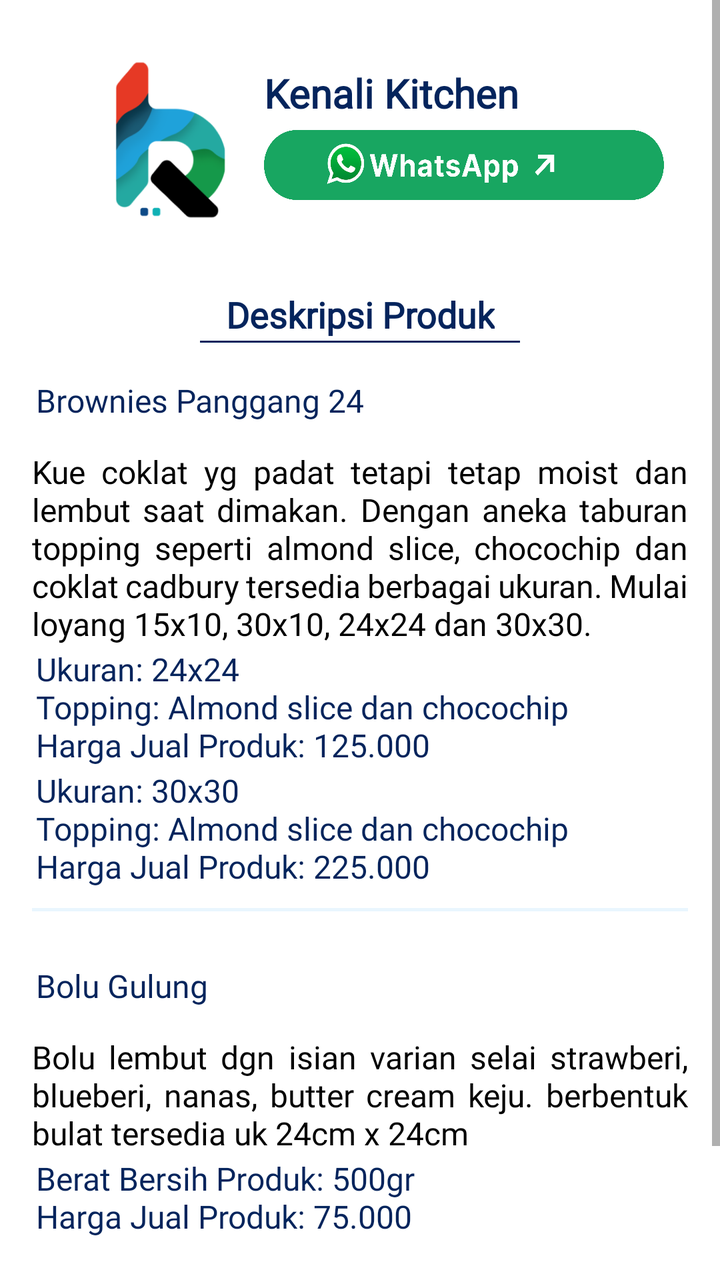
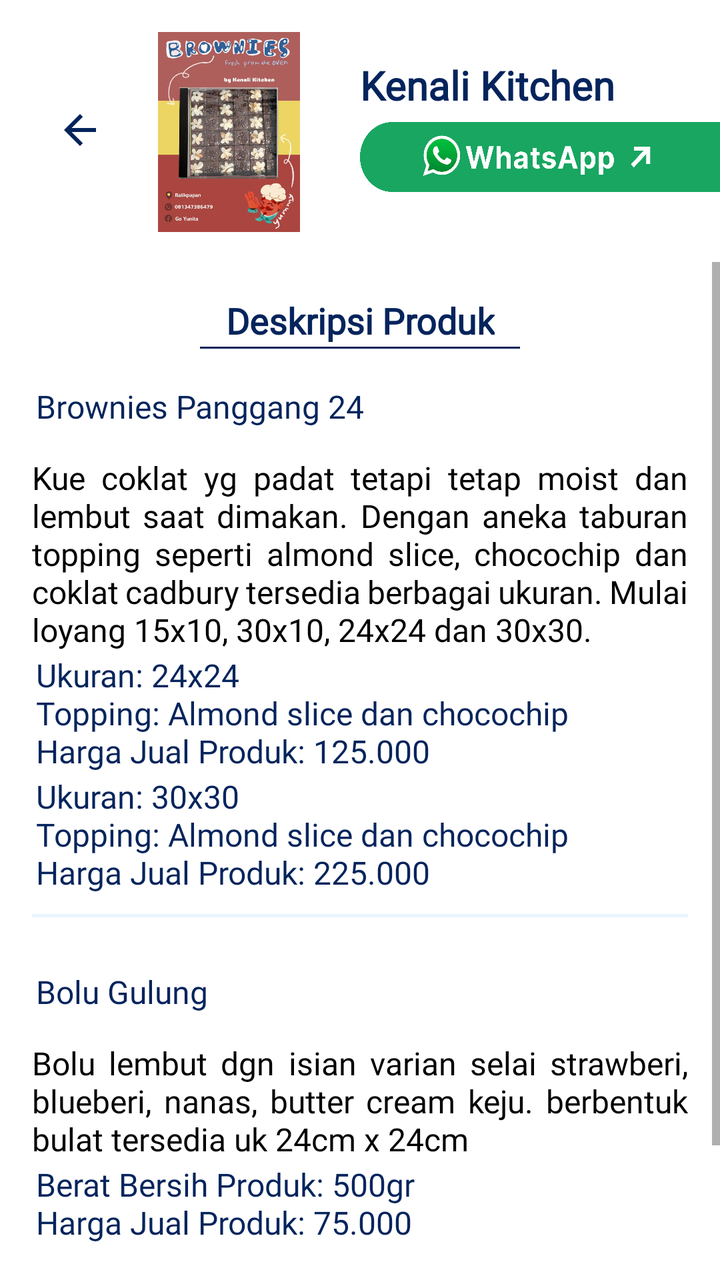

An Android layout rendered at two revisions. The XML below is the earlier revision; the diff shows what the commit changed to produce the second picture.
<!-- AndroidManifest.xml: application theme Theme.MyApplication -->
<!-- res/layout/detail_umkm_19.xml -->
<?xml version="1.0" encoding="utf-8"?>
<androidx.constraintlayout.widget.ConstraintLayout xmlns:android="http://schemas.android.com/apk/res/android"
    xmlns:tools="http://schemas.android.com/tools"
    xmlns:app="http://schemas.android.com/apk/res-auto"
    android:layout_width="match_parent"
    android:layout_height="match_parent">


    <ScrollView
        android:layout_width="match_parent"
        android:layout_height="0dp"
        app:layout_constraintStart_toStartOf="parent"
        app:layout_constraintEnd_toEndOf="parent"
        app:layout_constraintBottom_toBottomOf="parent">

        <LinearLayout
            android:layout_width="match_parent"
            android:layout_height="wrap_content"
            android:orientation="vertical"
            android:padding="16dp">

            <LinearLayout
                android:id="@+id/umkm1_section"
                android:layout_width="match_parent"
                android:layout_height="wrap_content"
                android:layout_marginTop="2dp"
                android:orientation="horizontal">

                <ImageView
                    android:id="@+id/image_rb"
                    android:layout_width="100dp"
                    android:layout_height="100dp"
                    android:layout_marginTop="2dp"
                    android:src="@drawable/logorb"
                    android:paddingStart="37dp" />

                <LinearLayout
                    android:layout_width="0dp"
                    android:layout_height="wrap_content"
                    android:layout_weight="1"
                    android:orientation="vertical"
                    android:gravity="center_vertical"
                    android:layout_marginStart="16dp">

                    <TextView
                        android:id="@+id/title_umkm2"
                        android:layout_marginTop="15dp"
                        android:layout_width="match_parent"
                        android:layout_height="wrap_content"
                        android:fontFamily="@font/poppins_bold"
                        android:gravity="center_vertical"
                        android:text="Kenali Kitchen"
                        android:textColor="@color/blue"
                        android:textSize="20sp"
                        android:textStyle="bold" />

                    <ImageButton
                        android:id="@+id/button_wa"
                        android:layout_width="200dp"
                        android:layout_height="35dp"
                        android:layout_marginTop="5dp"
                        android:background="@drawable/wa_detail"
                        android:paddingStart="24dp"
                        android:gravity="center"
                        app:layout_constraintBottom_toBottomOf="parent"
                        app:layout_constraintEnd_toEndOf="parent"
                        app:layout_constraintStart_toStartOf="parent" />
                </LinearLayout>
            </LinearLayout>

            <TextView
                android:id="@+id/description_title"
                android:layout_marginTop="25dp"
                android:layout_width="wrap_content"
                android:layout_height="wrap_content"
                android:fontFamily="@font/poppins_bold"
                android:text="Deskripsi Produk"
                android:textColor="@color/blue"
                android:textSize="18sp"
                android:textStyle="bold"
                android:gravity="center_horizontal"
                android:layout_gravity="center_horizontal" />

            <View
                android:id="@+id/line_below_text"
                android:layout_width="160dp"
                android:layout_height="1dp"
                android:layout_marginTop="1dp"
                android:background="@color/blue"
                android:layout_gravity="center_horizontal" />

            <TextView
                android:id="@+id/judul1"
                android:layout_width="match_parent"
                android:layout_height="wrap_content"
                android:layout_marginStart="2dp"
                android:layout_marginTop="18dp"
                android:layout_marginEnd="6dp"
                android:fontFamily="@font/poppins_bold"
                android:text="Brownies Panggang 24"
                android:textColor="@color/blue"
                android:textSize="16sp"
                app:layout_constraintEnd_toEndOf="parent"
                app:layout_constraintStart_toStartOf="parent"/>

            <TextView
                android:id="@+id/text_umkm3"
                android:layout_width="match_parent"
                android:layout_height="wrap_content"
                android:layout_marginTop="14dp"
                android:textSize="16sp"
                android:textColor="@color/black"
                android:justificationMode="inter_word"
                android:fontFamily="@font/poppins_regular"
                android:text="Kue coklat yg padat tetapi tetap moist dan lembut saat dimakan. Dengan aneka taburan topping seperti almond slice, chocochip dan coklat cadbury tersedia berbagai ukuran. Mulai loyang 15x10, 30x10, 24x24 dan 30x30."
                app:layout_constraintTop_toBottomOf="@id/line_below_text" />

            <TextView
                android:id="@+id/harga1"
                android:layout_width="match_parent"
                android:layout_height="wrap_content"
                android:layout_marginStart="2dp"
                android:layout_marginTop="1dp"
                android:layout_marginEnd="16dp"
                android:fontFamily="@font/poppins_bold"
                android:text="Ukuran: 24x24\nTopping: Almond slice dan chocochip\nHarga Jual Produk: 125.000"
                android:textColor="@color/blue"
                android:textSize="16sp"
                app:layout_constraintEnd_toEndOf="parent"
                app:layout_constraintStart_toStartOf="parent" />

            <TextView
                android:id="@+id/harga1_1"
                android:layout_width="match_parent"
                android:layout_height="wrap_content"
                android:layout_marginStart="2dp"
                android:layout_marginTop="1dp"
                android:layout_marginEnd="16dp"
                android:fontFamily="@font/poppins_bold"
                android:text="Ukuran: 30x30\nTopping: Almond slice dan chocochip\nHarga Jual Produk: 225.000"
                android:textColor="@color/blue"
                android:textSize="16sp"
                app:layout_constraintEnd_toEndOf="parent"
                app:layout_constraintStart_toStartOf="parent" />


            <ImageView
                android:id="@+id/image_line2"
                android:layout_width="1000dp"
                android:layout_height="20dp"
                android:scaleType="fitCenter"
                android:src="@drawable/line"
                app:layout_constraintEnd_toEndOf="parent"
                app:layout_constraintStart_toStartOf="parent" />

            <TextView
                android:id="@+id/judul2"
                android:layout_width="match_parent"
                android:layout_height="wrap_content"
                android:layout_marginStart="2dp"
                android:layout_marginTop="18dp"
                android:layout_marginEnd="6dp"
                android:fontFamily="@font/poppins_bold"
                android:text="Bolu Gulung"
                android:textColor="@color/blue"
                android:textSize="16sp"
                app:layout_constraintEnd_toEndOf="parent"
                app:layout_constraintStart_toStartOf="parent"/>

            <TextView
                android:id="@+id/text_umkm3_2"
                android:layout_width="match_parent"
                android:layout_height="wrap_content"
                android:layout_marginTop="14dp"
                android:textSize="16sp"
                android:textColor="@color/black"
                android:justificationMode="inter_word"
                android:fontFamily="@font/poppins_regular"
                android:text="Bolu lembut dgn isian varian selai strawberi, blueberi, nanas, butter cream keju. berbentuk bulat tersedia uk 24cm x 24cm"
                app:layout_constraintTop_toBottomOf="@id/line_below_text" />

            <TextView
                android:id="@+id/harga2"
                android:layout_width="match_parent"
                android:layout_height="wrap_content"
                android:layout_marginStart="2dp"
                android:layout_marginTop="1dp"
                android:layout_marginEnd="16dp"
                android:fontFamily="@font/poppins_bold"
                android:text="Berat Bersih Produk: 500gr\nHarga Jual Produk: 75.000"
                android:textColor="@color/blue"
                android:textSize="16sp"
                app:layout_constraintEnd_toEndOf="parent"
                app:layout_constraintStart_toStartOf="parent" />

            <TextView
                android:id="@+id/kosongdetailkatalog_bpp"
                android:layout_width="0dp"
                android:layout_height="wrap_content"
                android:layout_marginStart="16dp"
                android:layout_marginTop="58dp"
                android:layout_marginEnd="16dp"
                android:textSize="16sp"
                app:layout_constraintStart_toStartOf="parent"
                app:layout_constraintEnd_toEndOf="parent"
                app:layout_constraintTop_toTopOf="parent" />


        </LinearLayout>
    </ScrollView>

</androidx.constraintlayout.widget.ConstraintLayout>
<!-- resources referenced by this layout -->
<resources>
  <color name="black">#FF000000</color>
  <color name="blue">#04245C</color>
  <!-- drawable line: png bitmap (drawable, 14341 bytes) -->
  <!-- drawable logorb: png bitmap (drawable, 46204 bytes) -->
  <!-- drawable wa_detail: png bitmap (drawable, 111318 bytes) -->
  <style name="Theme.MyApplication" parent="Theme.MaterialComponents.DayNight.DarkActionBar">
          
          <item name="colorPrimary">@color/purple_500</item>
          <item name="colorPrimaryVariant">@color/purple_700</item>
          <item name="colorOnPrimary">@color/white</item>
          
          <item name="colorSecondary">@color/teal_200</item>
          <item name="colorSecondaryVariant">@color/teal_700</item>
          <item name="colorOnSecondary">@color/black</item>
          
          <item name="android:statusBarColor">@color/white</item>
          
      </style>
  <color name="purple_500">#1FA1D8</color>
  <color name="purple_700">#1FA1D8</color>
  <color name="white">#FFFFFFFF</color>
  <color name="teal_200">#FF03DAC5</color>
  <color name="teal_700">#FF018786</color>
</resources>

<!-- the commit's change to res/layout/detail_umkm_19.xml (unified diff, before → after) -->
@@ -6,9 +6,89 @@
     android:layout_height="match_parent">
 
 
+    
+    <androidx.appcompat.widget.Toolbar
+        android:id="@+id/toolbar"
+        android:layout_width="match_parent"
+        android:layout_height="130dp"
+        android:background="@color/white"
+        app:popupTheme="@style/ThemeOverlay.AppCompat.Light"
+        app:layout_collapseMode="pin"
+        app:layout_constraintTop_toTopOf="parent"
+        app:layout_constraintStart_toStartOf="parent"
+        app:layout_constraintEnd_toEndOf="parent">
+
+        
+        <ImageButton
+            android:id="@+id/button_back"
+            android:layout_width="48dp"
+            android:layout_height="48dp"
+            android:layout_marginStart="2dp"
+            android:layout_marginTop="8dp"
+            android:background="?attr/selectableItemBackgroundBorderless"
+            android:src="@drawable/baseline_arrow_back_24"
+            android:layout_gravity="start"/>
+
+        <LinearLayout
+            android:id="@+id/umkm1_section"
+            android:layout_width="match_parent"
+            android:layout_height="wrap_content"
+            android:layout_marginTop="2dp"
+            android:orientation="horizontal">
+
+            <ImageView
+                android:id="@+id/image_rb"
+                android:layout_width="100dp"
+                android:layout_height="100dp"
+                android:layout_marginTop="2dp"
+                android:paddingStart="1dp"
+                android:src="@drawable/umkm_19" />
+
+            <LinearLayout
+                android:layout_width="0dp"
+                android:layout_height="wrap_content"
+                android:layout_weight="1"
+                android:orientation="vertical"
+                android:gravity="center_vertical"
+                android:layout_marginStart="16dp">
+
+                <TextView
+                    android:id="@+id/title_umkm1"
+                    android:layout_width="match_parent"
+                    android:layout_height="wrap_content"
+                    android:layout_marginTop="15dp"
+                    android:fontFamily="@font/poppins_bold"
+                    android:gravity="center_vertical"
+                    android:text="Kenali Kitchen"
+                    android:layout_marginEnd="6dp"
+                    android:textColor="@color/blue"
+                    android:textSize="20sp"
+                    android:textStyle="bold" />
+
+                <ImageButton
+                    android:id="@+id/button_wa"
+                    android:layout_width="200dp"
+                    android:layout_height="35dp"
+                    android:layout_marginTop="5dp"
+                    android:background="@drawable/button_wa"
+                    android:paddingStart="24dp"
+                    android:gravity="center"
+                    app:layout_constraintBottom_toBottomOf="parent"
+                    app:layout_constraintEnd_toEndOf="parent"
+                    app:layout_constraintStart_toStartOf="parent"
+                    app:layout_constraintTop_toBottomOf="@id/title_umkm1" />
+
+            </LinearLayout>
+        </LinearLayout>
+
+    </androidx.appcompat.widget.Toolbar>
+
+    
     <ScrollView
         android:layout_width="match_parent"
         android:layout_height="0dp"
+        android:layout_marginTop="1dp"
+        app:layout_constraintTop_toBottomOf="@id/toolbar"
         app:layout_constraintStart_toStartOf="parent"
         app:layout_constraintEnd_toEndOf="parent"
         app:layout_constraintBottom_toBottomOf="parent">
@@ -19,58 +99,10 @@
             android:orientation="vertical"
             android:padding="16dp">
 
-            <LinearLayout
-                android:id="@+id/umkm1_section"
-                android:layout_width="match_parent"
-                android:layout_height="wrap_content"
-                android:layout_marginTop="2dp"
-                android:orientation="horizontal">
-
-                <ImageView
-                    android:id="@+id/image_rb"
-                    android:layout_width="100dp"
-                    android:layout_height="100dp"
-                    android:layout_marginTop="2dp"
-                    android:src="@drawable/logorb"
-                    android:paddingStart="37dp" />
-
-                <LinearLayout
-                    android:layout_width="0dp"
-                    android:layout_height="wrap_content"
-                    android:layout_weight="1"
-                    android:orientation="vertical"
-                    android:gravity="center_vertical"
-                    android:layout_marginStart="16dp">
-
-                    <TextView
-                        android:id="@+id/title_umkm2"
-                        android:layout_marginTop="15dp"
-                        android:layout_width="match_parent"
-                        android:layout_height="wrap_content"
-                        android:fontFamily="@font/poppins_bold"
-                        android:gravity="center_vertical"
-                        android:text="Kenali Kitchen"
-                        android:textColor="@color/blue"
-                        android:textSize="20sp"
-                        android:textStyle="bold" />
-
-                    <ImageButton
-                        android:id="@+id/button_wa"
-                        android:layout_width="200dp"
-                        android:layout_height="35dp"
-                        android:layout_marginTop="5dp"
-                        android:background="@drawable/wa_detail"
-                        android:paddingStart="24dp"
-                        android:gravity="center"
-                        app:layout_constraintBottom_toBottomOf="parent"
-                        app:layout_constraintEnd_toEndOf="parent"
-                        app:layout_constraintStart_toStartOf="parent" />
-                </LinearLayout>
-            </LinearLayout>
 
             <TextView
                 android:id="@+id/description_title"
-                android:layout_marginTop="25dp"
+                android:layout_marginTop="1dp"
                 android:layout_width="wrap_content"
                 android:layout_height="wrap_content"
                 android:fontFamily="@font/poppins_bold"
@@ -80,7 +112,6 @@
                 android:textStyle="bold"
                 android:gravity="center_horizontal"
                 android:layout_gravity="center_horizontal" />
-
             <View
                 android:id="@+id/line_below_text"
                 android:layout_width="160dp"
<!-- resource entries referenced after the edit -->
@@ -3,7 +3,7 @@
   <color name="black">#FF000000</color>
   <color name="blue">#04245C</color>
   <!-- drawable line: png bitmap (drawable, 14341 bytes) -->
-  <!-- drawable logorb: png bitmap (drawable, 46204 bytes) -->
+  <!-- drawable umkm_19: jpg bitmap (drawable, 80309 bytes) -->
   <!-- drawable wa_detail: png bitmap (drawable, 111318 bytes) -->
   <style name="Theme.MyApplication" parent="Theme.MaterialComponents.DayNight.DarkActionBar">
           
@@ -21,6 +21,17 @@
   <color name="purple_500">#1FA1D8</color>
   <color name="purple_700">#1FA1D8</color>
   <color name="white">#FFFFFFFF</color>
+  <!-- drawable baseline_arrow_back_24 (drawable) -->
+  <vector xmlns:android="http://schemas.android.com/apk/res/android" android:autoMirrored="true" android:height="24dp" android:tint="#04245C" android:viewportHeight="24" android:viewportWidth="24" android:width="24dp">
+        
+      <path android:fillColor="@android:color/white" android:pathData="M20,11H7.83l5.59,-5.59L12,4l-8,8 8,8 1.41,-1.41L7.83,13H20v-2z"/>
+      
+  </vector>
+  <!-- drawable button_wa (drawable) -->
+  <ripple xmlns:android="http://schemas.android.com/apk/res/android"
+      android:color="#1A000000">
+      <item android:drawable="@drawable/wa_detail" />
+  </ripple>
   <color name="teal_200">#FF03DAC5</color>
   <color name="teal_700">#FF018786</color>
 </resources>
